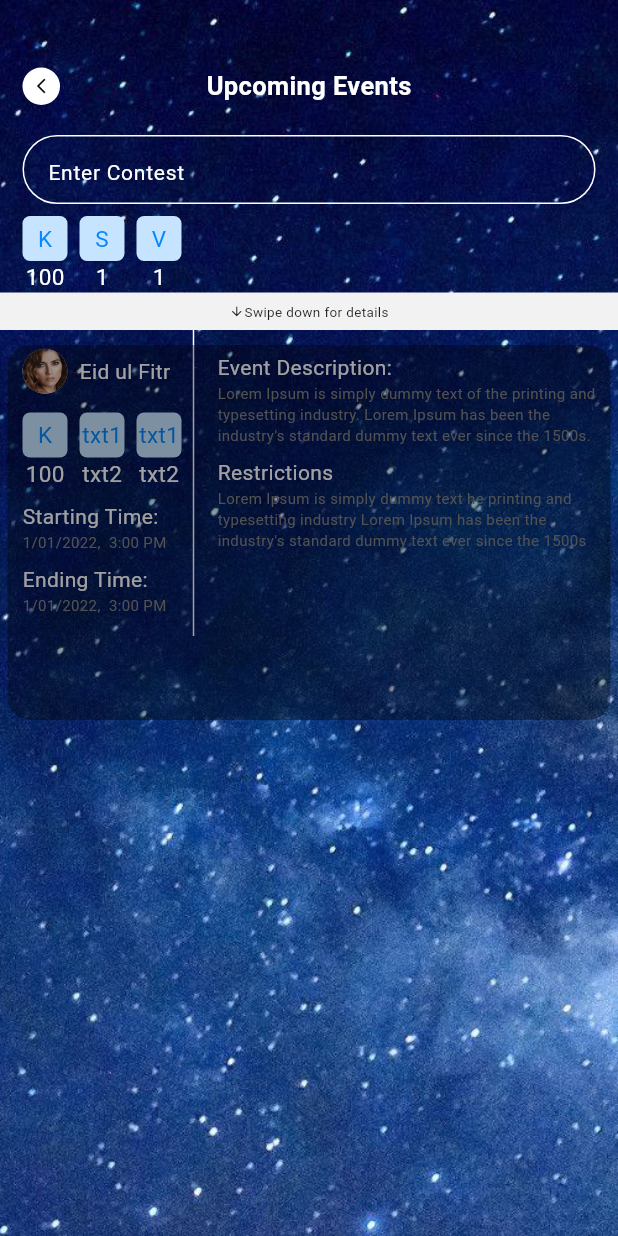
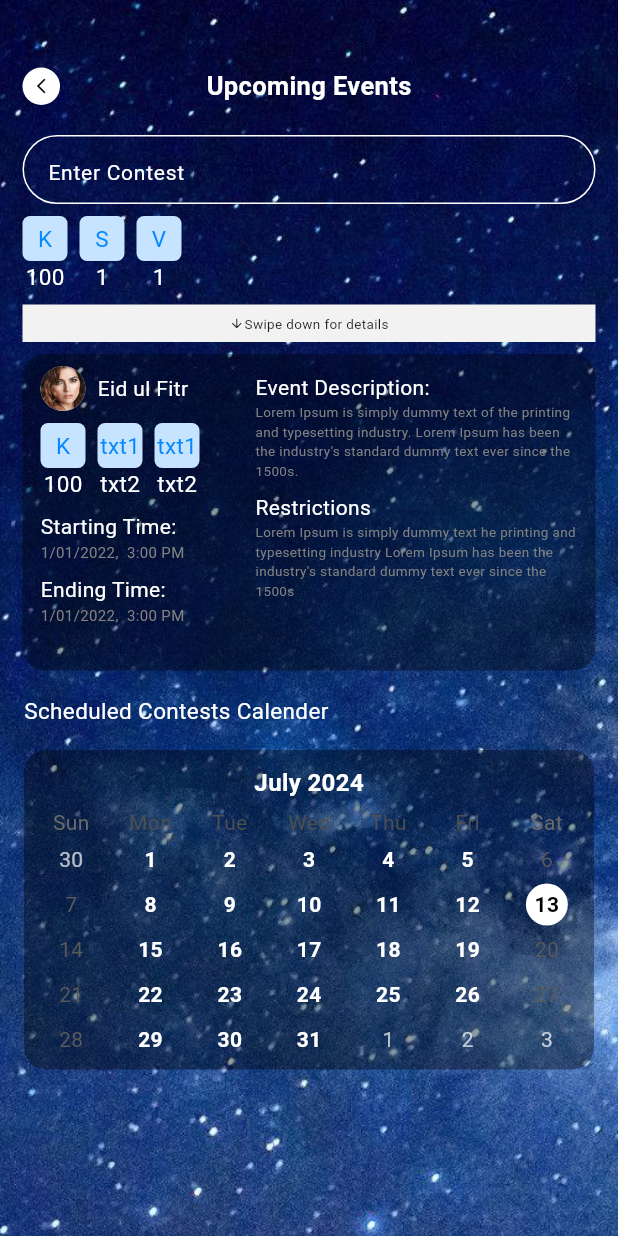
Before and after one commit to AmmaraAkbar123/Mirror-App, a Flutter app: the UpcomingEventsScreen screen opened by its route, on a phone screen of 412 x 824 dp. Run offline on Flutter 3.47's test engine with Material 3 defaults, Android fonts, the light colour scheme and no system bars; drawn by our look-alikes of table_calendar; our stand-ins replace fl_chart.

Commit message:
added calender

```diff
--- a/lib/view/screen/upcoming_events_screen.dart
+++ b/lib/view/screen/upcoming_events_screen.dart
@@ -1,7 +1,9 @@
 import 'package:flutter/material.dart';
 import 'package:mirror/authentication/screen/widgets/custom_textfield.dart';
+import 'package:mirror/view/screen/widgets/calender_box.dart';
 import 'package:mirror/view/screen/widgets/custom_title_appbar.dart';
 import 'package:mirror/view/screen/widgets/king_text_container.dart';
+import 'package:mirror/view/screen/widgets/section_header_text.dart';
 
 class UpcomingEventsScreen extends StatelessWidget {
   const UpcomingEventsScreen({super.key});
@@ -13,52 +15,42 @@ class UpcomingEventsScreen extends StatelessWidget {
         fit: StackFit.expand,
         children: [
           Image.asset('assets/images/image.jpeg', fit: BoxFit.cover),
-          Column(
+          SingleChildScrollView(
+            child: Column(
               children: [
-              // K, S, V
                 Padding(
                   padding: const EdgeInsets.only(left: 15, right: 15, top: 45),
                   child: Column(
                     children: [
                       CustomTitleAppbar(
                         title: "Upcoming Events",
-                        leftIcon: Icons.arrow_back_ios_new),
-                    SizedBox(
-                      height: 20,
+                        leftIcon: Icons.arrow_back_ios_new,
                       ),
+                      SizedBox(height: 20),
                       CustomTextField(
                         hintText: 'Enter Contest',
                         width: double.infinity,
                       ),
-                    SizedBox(
-                      height: 8,
-                    ),
+                      SizedBox(height: 8),
                       Row(
                         children: [
                           KingTextsContainer(
                             txt1: "K",
                             txt2: '100',
                           ),
-                        SizedBox(
-                          width: 8,
-                        ),
+                          SizedBox(width: 8),
                           KingTextsContainer(
                             txt1: "S",
                             txt2: '1',
                           ),
-                        SizedBox(
-                          width: 8,
-                        ),
+                          SizedBox(width: 8),
                           KingTextsContainer(
                             txt1: "V",
                             txt2: '1',
                           ),
                         ],
-                    )
-                  ],
                       ),
-              ),
-              // Divider
+                      SizedBox(height: 8),
                       Container(
                         width: double.infinity,
                         height: 25,
@@ -77,28 +69,23 @@ class UpcomingEventsScreen extends StatelessWidget {
                           ],
                         ),
                       ),
-
-              // Vertical divider with texts on both sides
-              Expanded(
-                child: Stack(
-                  children: [
-                    // Add texts and vertical divider
-                    Align(
-                      alignment: Alignment.centerLeft,
-                      child: Padding(
-                        padding: const EdgeInsets.symmetric(horizontal: 15.0),
+                      SizedBox(height: 8),
+                      Container(
+                        decoration: BoxDecoration(
+                          color: Colors.black.withOpacity(0.37),
+                          borderRadius: BorderRadius.circular(15),
+                        ),
+                        padding: const EdgeInsets.only(top: 8 , bottom: 30 , left: 12 , right: 12,),
                         child: Row(
                           crossAxisAlignment: CrossAxisAlignment.start,
                           children: [
-                            // Texts to the left of the vertical divider
-                            Column(
+                            Expanded(
+                              flex: 2,
+                              child: Column(
                                 crossAxisAlignment: CrossAxisAlignment.start,
                                 children: [
                                   Row(
                                     children: [
-                                    SizedBox(
-                                      height: 55,
-                                    ),
                                       CircleAvatar(
                                         radius: 15,
                                         backgroundImage:
@@ -113,7 +100,7 @@ class UpcomingEventsScreen extends StatelessWidget {
                                       ),
                                     ],
                                   ),
-                                //SizedBox(height: 8),
+                                  SizedBox(height: 8),
                                   Row(
                                     children: [
                                       KingTextsContainer(
@@ -140,7 +127,9 @@ class UpcomingEventsScreen extends StatelessWidget {
                                   Text(
                                     "1/01/2022,  3:00 PM",
                                     style: TextStyle(
-                                      color: Color(0xff818181), fontSize: 10),
+                                      color: Color(0xff818181),
+                                      fontSize: 10,
+                                    ),
                                   ),
                                   SizedBox(height: 8),
                                   Text(
@@ -150,24 +139,23 @@ class UpcomingEventsScreen extends StatelessWidget {
                                   Text(
                                     "1/01/2022,  3:00 PM",
                                     style: TextStyle(
-                                      color: Color(0xff818181), fontSize: 10),
+                                      color: Color(0xff818181),
+                                      fontSize: 10,
+                                    ),
                                   ),
                                 ],
                               ),
-                            VerticalDivider(
-                              thickness: 1,
-                              color: Colors.white,
-                              endIndent: 400,
                             ),
-
-                            // Texts to the right of the vertical divider
+                            // VerticalDivider(
+                            //   thickness: 1,
+                            //   color: Colors.white,
+                            // ),
                             Expanded(
-                              child: Padding(
-                                padding:
-                                    const EdgeInsets.only(left: 8.0, top: 15.0),
+                              flex: 3,
                               child: Column(
                                 crossAxisAlignment: CrossAxisAlignment.start,
                                 children: [
+                                  SizedBox(height: 4,),
                                   Text(
                                     "Event Description:",
                                     style: TextStyle(color: Colors.white),
@@ -176,11 +164,10 @@ class UpcomingEventsScreen extends StatelessWidget {
                                     "Lorem Ipsum is simply dummy text of the printing and typesetting industry. Lorem Ipsum has been the industry's standard dummy text ever since the 1500s.",
                                     style: TextStyle(
                                       color: Color(0xff818181),
-                                          fontSize: 10),
+                                      fontSize: 9,
                                     ),
-                                    SizedBox(
-                                      height: 8,
                                   ),
+                                  SizedBox(height: 8),
                                   Text(
                                     "Restrictions",
                                     style: TextStyle(color: Colors.white),
@@ -189,31 +176,7 @@ class UpcomingEventsScreen extends StatelessWidget {
                                     "Lorem Ipsum is simply dummy text he printing and typesetting industry Lorem Ipsum has been the industry's standard dummy text ever since the 1500s",
                                     style: TextStyle(
                                       color: Color(0xff818181),
-                                          fontSize: 10),
-                                    ),
-                                  ],
-                                ),
-                              ),
-                            ),
-                          ],
-                        ),
-                      ),
-                    ),
-                    Positioned(
-                      top: 10,
-                      left: 5,
-                      right: 5,
-                      child: Container(
-                        height: 250,
-                        width: double.infinity,
-                        padding: EdgeInsets.all(10),
-                        decoration: BoxDecoration(
-                          color: const Color.fromARGB(0, 0, 0, 0)
-                              .withOpacity(0.37),
-                          borderRadius: const BorderRadius.all(
-                            Radius.circular(15),
-                          ),
-                        ),
+                                      fontSize: 9,
                                     ),
                                   ),
                                 ],
@@ -221,6 +184,25 @@ class UpcomingEventsScreen extends StatelessWidget {
                             ),
                           ],
                         ),
+                      ),
+                    ],
+                  ),
+                ),
+                SizedBox(height: 16),
+                Padding(
+                  padding: const EdgeInsets.symmetric(horizontal: 16.0),
+                  child: SectionHeader(
+                    title: "Scheduled Contests Calender",
+                  ),
+                ),
+                Padding(
+                  padding: EdgeInsets.all(16),
+                  child: CalendarBox(),
+                ),
+                SizedBox(height: 80),
+              ],
+            ),
+          ),
         ],
       ),
     );
--- /dev/null
+++ b/lib/view/screen/widgets/calender_box.dart
@@ -0,0 +1,59 @@
+import 'package:flutter/material.dart';
+import 'package:table_calendar/table_calendar.dart';
+
+class CalendarBox extends StatelessWidget {
+  const CalendarBox({super.key});
+
+  @override
+  Widget build(BuildContext context) {
+    return Container(
+      padding: const EdgeInsets.all(5),
+      decoration: BoxDecoration(
+        // border: Border.all(color: Colors.white),
+        color: const Color.fromARGB(0, 0, 0, 0).withOpacity(0.37),
+        borderRadius: const BorderRadius.all(
+          Radius.circular(15),
+        ),
+      ),
+      child: Column(
+        children: [
+          // Calendar Header
+          Container(
+            padding: const EdgeInsets.symmetric(vertical: 5),
+            child: Text(
+              'July 2024',
+              style: TextStyle(
+                color: Colors.white,
+                fontSize: 16,
+                fontWeight: FontWeight.bold,
+              ),
+            ),
+          ),
+          // Calendar Body
+          TableCalendar(
+            calendarStyle: CalendarStyle(
+              cellMargin: EdgeInsets.all(1),
+              defaultTextStyle: TextStyle(color: Colors.white, fontWeight: FontWeight.bold),
+              todayTextStyle: TextStyle(color: Colors.black, fontWeight: FontWeight.bold),
+              todayDecoration: BoxDecoration(
+                color: Colors.white,
+                shape: BoxShape.circle,
+              ),
+              selectedDecoration: BoxDecoration(
+                color: Colors.blue,
+                shape: BoxShape.circle,
+              ),
+              outsideTextStyle: TextStyle(color: Colors.white.withOpacity(0.7)),
+            ),
+            rowHeight: 30,
+            headerVisible: false,
+            daysOfWeekHeight: 20,
+            firstDay: DateTime.utc(2020, 1, 1),
+            lastDay: DateTime.utc(2030, 12, 31),
+            focusedDay: DateTime.now(),
+          ),
+        ],
+      ),
+    );
+  }
+}
--- a/pubspec.yaml
+++ b/pubspec.yaml
@@ -38,6 +38,8 @@ dependencies:
   readmore: ^3.0.0
   flutter_expandable_fab: ^2.1.0
   fl_chart: ^0.68.0
+  table_calendar: ^3.1.2
+
 
 dev_dependencies:
   flutter_test:
```
Also changed, not shown: pubspec.lock. Lines whose indentation alone changed are shown as unchanged.
